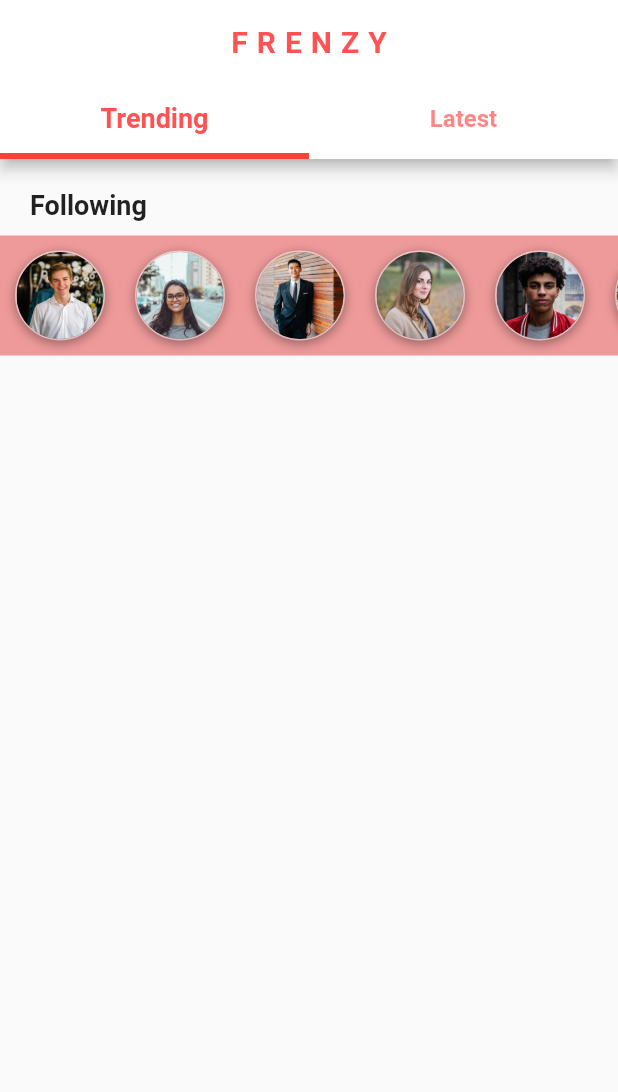
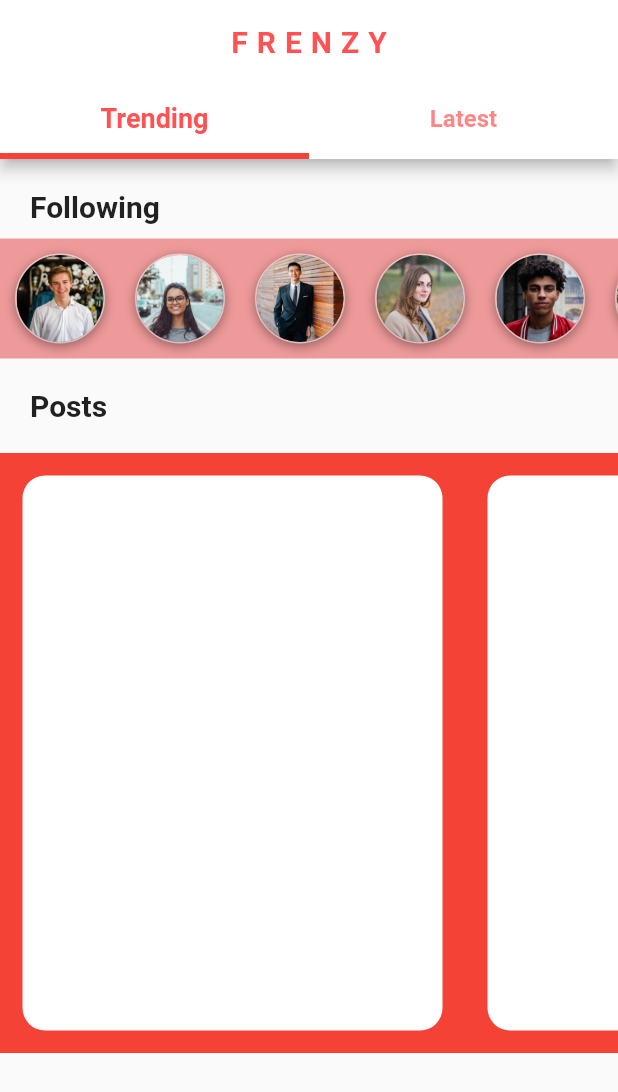
Before and after one commit to Syedzainjeelani/frenzy_social_media_app, a Flutter app: the HomeScreen screen opened directly, on a phone screen of 412 x 824 dp. Shown: the top 1092 px of the screen. Run offline on Flutter 3.47's test engine with Material 2 defaults, Android fonts, the phone set to English and light mode, and no system bars.

Commit message:
Add HomeScreen posts list

```diff
--- a/lib/screens/home_screen.dart
+++ b/lib/screens/home_screen.dart
@@ -59,7 +59,7 @@ class _HomeScreenState extends State<HomeScreen>
                 padding: const EdgeInsets.fromLTRB(20, 20, 20, 10),
                 child: Text(
                   'Following',
-                  style: TextStyle(fontSize: 18, fontWeight: FontWeight.bold),
+                  style: TextStyle(fontSize: 20, fontWeight: FontWeight.bold),
                 ),
               ),
               Container(
@@ -77,6 +77,30 @@ class _HomeScreenState extends State<HomeScreen>
                       return FollowingCircle(user: user);
                     }),
               ),
+              Padding(
+                padding: const EdgeInsets.all(20.0),
+                child: Text(
+                  'Posts',
+                  style: TextStyle(fontSize: 20, fontWeight: FontWeight.bold),
+                ),
+              ),
+              Container(
+                height: 400,
+                color: Colors.red,
+                child: ListView.builder(
+                    itemCount: posts.length,
+                    scrollDirection: Axis.horizontal,
+                    itemBuilder: (context, index) {
+                      return Container(
+                        margin: EdgeInsets.all(15),
+                        width: 280,
+                        height: 200,
+                        decoration: BoxDecoration(
+                            color: Colors.white,
+                            borderRadius: BorderRadius.circular(15)),
+                      );
+                    }),
+              ),
             ],
           )
         ],
```
